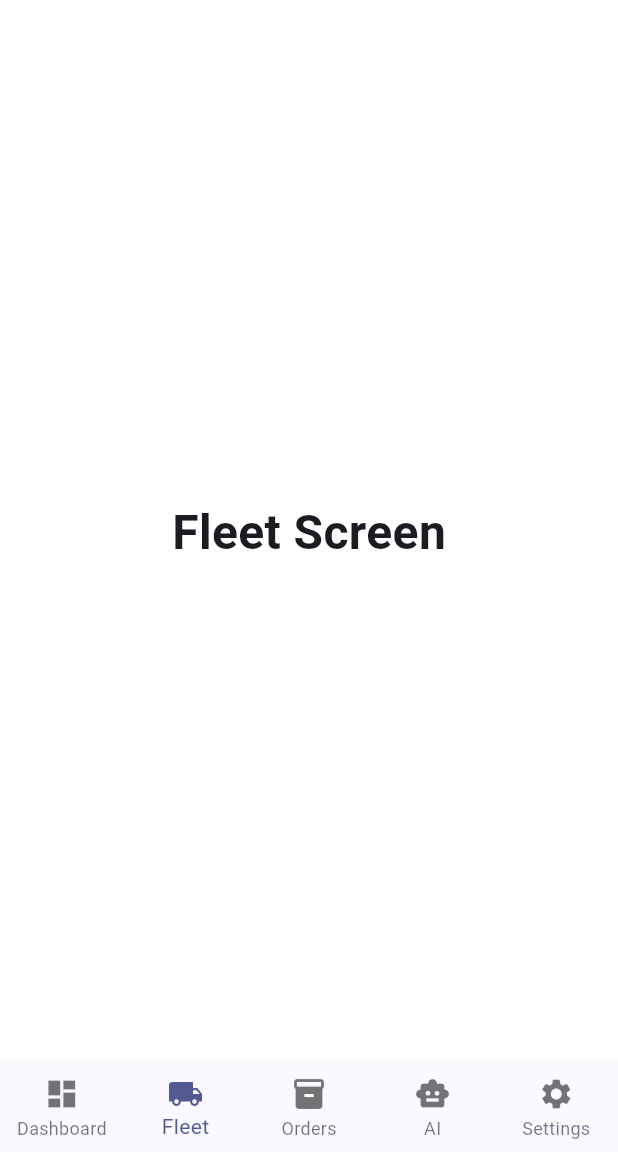
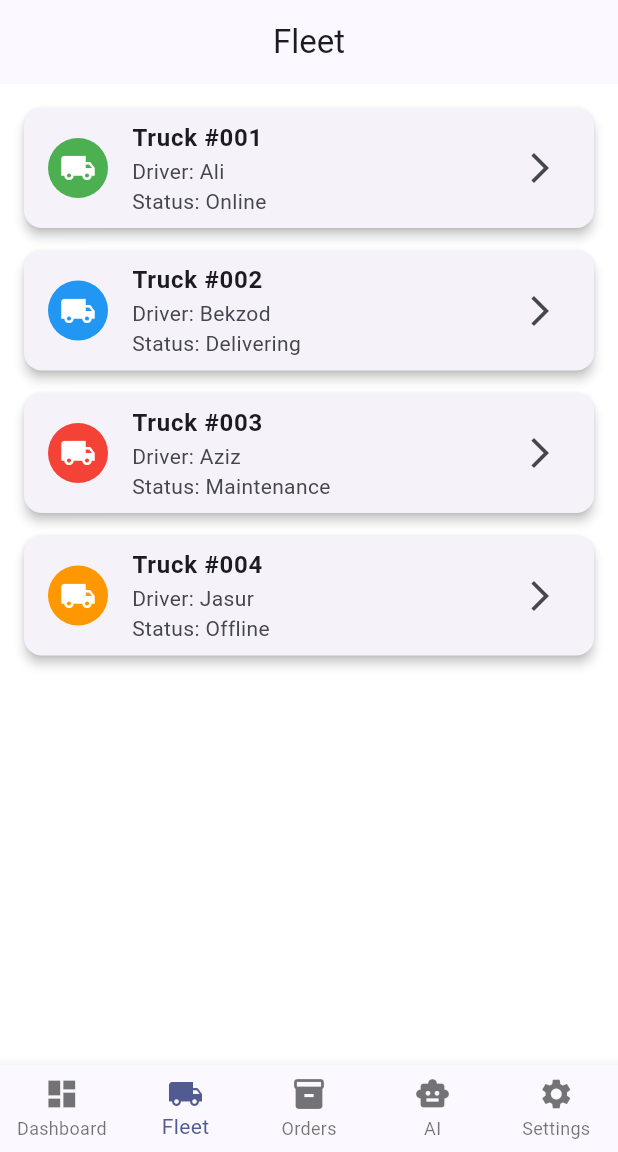
Before and after one commit to 43x5c6fvg7/Nobelion, a Flutter app: the screen it shows after launch, item 2 of the bottom bar chosen, on a phone screen of 412 x 824 dp, the part 84-1236 px from its top. Run offline on Flutter 3.47's test engine with Material 3 defaults, Android fonts, the phone set to English and light mode, and no system bars.

Commit message:
v0.2.1 - Fleet screen UI

```diff
--- a/lib/features/fleet/fleet_screen.dart
+++ b/lib/features/fleet/fleet_screen.dart
@@ -3,17 +3,75 @@ import 'package:flutter/material.dart';
 class FleetScreen extends StatelessWidget {
   const FleetScreen({super.key});
 
-  @override
-  Widget build(BuildContext context) {
-    return const Scaffold(
-      body: Center(
-        child: Text(
-          "Fleet Screen",
-          style: TextStyle(
-            fontSize: 32,
+  Widget truckCard({
+    required String truck,
+    required String driver,
+    required String status,
+    required Color color,
+  }) {
+    return Card(
+      margin: const EdgeInsets.only(bottom: 15),
+      elevation: 3,
+      child: ListTile(
+        leading: CircleAvatar(
+          backgroundColor: color,
+          child: const Icon(
+            Icons.local_shipping,
+            color: Colors.white,
+          ),
+        ),
+        title: Text(
+          truck,
+          style: const TextStyle(
             fontWeight: FontWeight.bold,
           ),
         ),
+        subtitle: Text(
+          "Driver: $driver\nStatus: $status",
+        ),
+        trailing: const Icon(Icons.arrow_forward_ios),
+      ),
+    );
+  }
+
+  @override
+  Widget build(BuildContext context) {
+    return Scaffold(
+      appBar: AppBar(
+        title: const Text("Fleet"),
+      ),
+      body: ListView(
+        padding: const EdgeInsets.all(16),
+        children: [
+
+          truckCard(
+            truck: "Truck #001",
+            driver: "Ali",
+            status: "Online",
+            color: Colors.green,
+          ),
+
+          truckCard(
+            truck: "Truck #002",
+            driver: "Bekzod",
+            status: "Delivering",
+            color: Colors.blue,
+          ),
+
+          truckCard(
+            truck: "Truck #003",
+            driver: "Aziz",
+            status: "Maintenance",
+            color: Colors.red,
+          ),
+
+          truckCard(
+            truck: "Truck #004",
+            driver: "Jasur",
+            status: "Offline",
+            color: Colors.orange,
+          ),
+        ],
       ),
     );
   }
```
